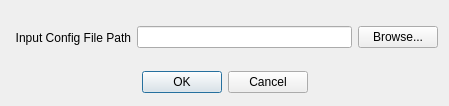
The window that cli_gen_tool/res/ui/preferencesDialog.ui (dstroy0/InputHandler) describes before a commit, drawn with Qt 5.
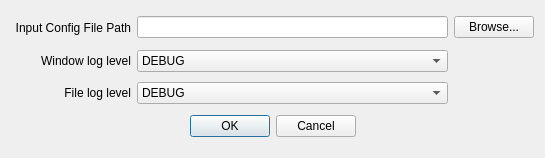
The same window after the commit.

Commit message:
preferences dialog update
two new comboboxes for log level and config path tooltip on mouse hover

The edit to the form file:
```diff
--- a/cli_gen_tool/res/ui/preferencesDialog.ui
+++ b/cli_gen_tool/res/ui/preferencesDialog.ui
@@ -6,8 +6,8 @@
    <rect>
     <x>0</x>
     <y>0</y>
-    <width>449</width>
-    <height>106</height>
+    <width>545</width>
+    <height>158</height>
    </rect>
   </property>
   <property name="windowTitle">
@@ -31,7 +31,7 @@
      <property name="maximumSize">
       <size>
        <width>120</width>
-       <height>16777215</height>
+       <height>25</height>
       </size>
      </property>
      <property name="text">
@@ -59,7 +59,109 @@
      </property>
     </widget>
    </item>
-   <item row="1" column="0" colspan="3">
+   <item row="1" column="0">
+    <widget class="QLabel" name="label_2">
+     <property name="maximumSize">
+      <size>
+       <width>16777215</width>
+       <height>25</height>
+      </size>
+     </property>
+     <property name="text">
+      <string>Window log level</string>
+     </property>
+     <property name="alignment">
+      <set>Qt::AlignRight|Qt::AlignTrailing|Qt::AlignVCenter</set>
+     </property>
+    </widget>
+   </item>
+   <item row="1" column="1">
+    <widget class="QComboBox" name="windowLogLevelComboBox">
+     <property name="currentText">
+      <string>DEBUG</string>
+     </property>
+     <property name="currentIndex">
+      <number>0</number>
+     </property>
+     <item>
+      <property name="text">
+       <string>DEBUG</string>
+      </property>
+     </item>
+     <item>
+      <property name="text">
+       <string>INFO</string>
+      </property>
+     </item>
+     <item>
+      <property name="text">
+       <string>WARNING</string>
+      </property>
+     </item>
+     <item>
+      <property name="text">
+       <string>ERROR</string>
+      </property>
+     </item>
+     <item>
+      <property name="text">
+       <string>CRITICAL</string>
+      </property>
+     </item>
+    </widget>
+   </item>
+   <item row="2" column="0">
+    <widget class="QLabel" name="label_3">
+     <property name="maximumSize">
+      <size>
+       <width>16777215</width>
+       <height>25</height>
+      </size>
+     </property>
+     <property name="text">
+      <string>File log level</string>
+     </property>
+     <property name="alignment">
+      <set>Qt::AlignRight|Qt::AlignTrailing|Qt::AlignVCenter</set>
+     </property>
+    </widget>
+   </item>
+   <item row="2" column="1">
+    <widget class="QComboBox" name="fileLogLevelComboBox">
+     <property name="currentText">
+      <string>DEBUG</string>
+     </property>
+     <property name="currentIndex">
+      <number>0</number>
+     </property>
+     <item>
+      <property name="text">
+       <string>DEBUG</string>
+      </property>
+     </item>
+     <item>
+      <property name="text">
+       <string>INFO</string>
+      </property>
+     </item>
+     <item>
+      <property name="text">
+       <string>WARNING</string>
+      </property>
+     </item>
+     <item>
+      <property name="text">
+       <string>ERROR</string>
+      </property>
+     </item>
+     <item>
+      <property name="text">
+       <string>CRITICAL</string>
+      </property>
+     </item>
+    </widget>
+   </item>
+   <item row="3" column="0" colspan="3">
     <widget class="QDialogButtonBox" name="buttonBox">
      <property name="minimumSize">
       <size>
```
The commit also changes 2 other files.
